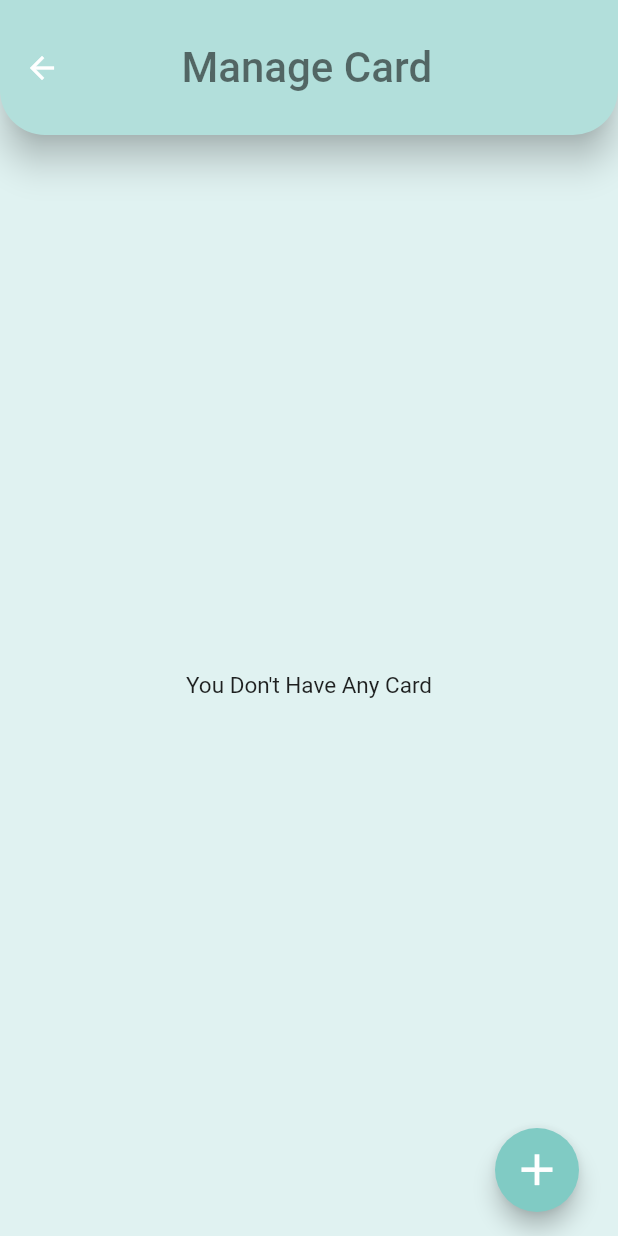
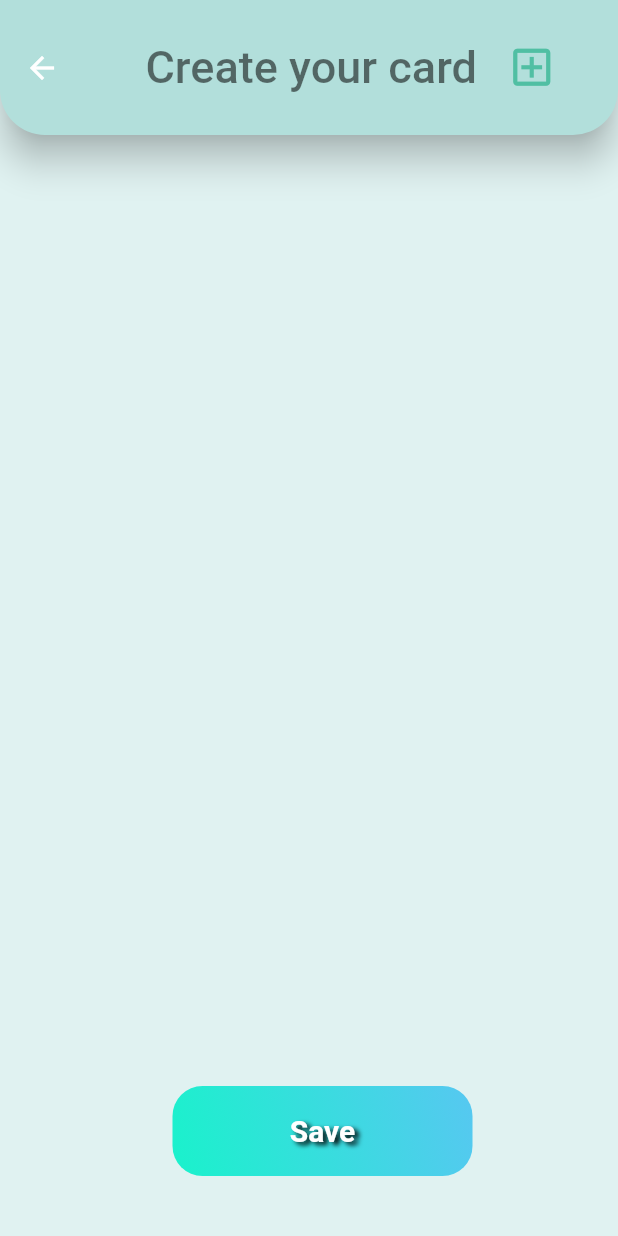
Before and after one commit to mooha9/Eventy_app, a Flutter app: the ManageCard screen opened directly, after a tap on the "add" icon, on a phone screen of 412 x 824 dp. Run offline on Flutter 3.47's test engine with Material 2 defaults, Android fonts, the phone set to English and light mode, and no system bars; our stand-ins replace fancy_bottom_navigation.

Commit message:
Add page for create card

```diff
--- /dev/null
+++ b/lib/screens/addCardPage.dart
@@ -0,0 +1,88 @@
+import 'package:flutter/material.dart';
+
+class AddCardPage extends StatefulWidget {
+  @override
+  _AddCardPageState createState() => _AddCardPageState();
+}
+
+class _AddCardPageState extends State<AddCardPage> {
+  @override
+  Widget build(BuildContext context) {
+    return Scaffold(
+        backgroundColor: Colors.teal[50],
+        appBar: AppBar(
+          backgroundColor: Colors.teal[100],
+          toolbarHeight: 90,
+          elevation: 10,
+          shape: RoundedRectangleBorder(
+            borderRadius: BorderRadius.vertical(
+              bottom: Radius.circular(30),
+            ),
+          ),
+          title: Row(
+            mainAxisAlignment: MainAxisAlignment.center,
+            children: [
+              Padding(
+                padding: const EdgeInsets.only(right: 15),
+                child: Text(
+                  'Create your card',
+                  style: TextStyle(
+                    color: Colors.black54,
+                    fontSize: 30,
+                  ),
+                ),
+              ),
+              SizedBox(width: 5.0),
+              Icon(
+                Icons.add_box_outlined,
+                color: Color.fromARGB(240, 74, 189, 159),
+                size: 33,
+              ),
+            ],
+          ),
+        ),
+        body: Stack(children: [
+          Container(
+              child: Positioned(
+            bottom: 40,
+            left: 115,
+            child: Container(
+              height: 60,
+              width: 200,
+              decoration: const BoxDecoration(
+                  borderRadius: BorderRadius.only(
+                      topRight: Radius.circular(20.0),
+                      bottomRight: Radius.circular(20.0),
+                      topLeft: Radius.circular(20.0),
+                      bottomLeft: Radius.circular(20.0)),
+                  shape: BoxShape.rectangle,
+                  gradient: LinearGradient(
+                    begin: Alignment.topRight,
+                    end: Alignment.bottomLeft,
+                    colors: [
+                      Color.fromARGB(240, 78, 197, 241),
+                      Color.fromARGB(240, 13, 242, 201),
+                    ],
+                  )),
+              child: TextButton(
+                  onPressed: () {},
+                  child: Text(
+                    "Save",
+                    style: TextStyle(
+                      fontSize: 20.0,
+                      shadows: <Shadow>[
+                        Shadow(
+                          offset: Offset(3.0, 2.0),
+                          blurRadius: 4.0,
+                          color: Color.fromARGB(255, 0, 0, 0),
+                        ),
+                      ],
+                      color: Colors.white,
+                      fontWeight: FontWeight.bold,
+                    ),
+                  )),
+            ),
+          ))
+        ]));
+  }
+}
--- a/lib/screens/manage_card.dart
+++ b/lib/screens/manage_card.dart
@@ -1,4 +1,6 @@
 import 'package:flutter/material.dart';
+
+import 'addCardPage.dart';
 
 class ManageCard extends StatefulWidget {
   @override
@@ -23,7 +25,7 @@ class _ManageCardState extends State<ManageCard> {
           mainAxisAlignment: MainAxisAlignment.center,
           children: [
             Padding(
-              padding: const EdgeInsets.only(right:45.0),
+              padding: const EdgeInsets.only(right: 45.0),
               child: Text(
                 'Manage Card  ',
                 style: TextStyle(
@@ -35,16 +37,26 @@ class _ManageCardState extends State<ManageCard> {
           ],
         ),
       ),
-      body:
-      Container(
+      body: Container(
         child: Center(
-          child: Text("You Don't Have Any Card", style: TextStyle(fontSize: 15),),
+          child: Text(
+            "You Don't Have Any Card",
+            style: TextStyle(fontSize: 15),
+          ),
         ),
       ),
       floatingActionButton: Padding(
         padding: const EdgeInsets.only(right: 10),
         child: FloatingActionButton(
-          onPressed: () {},
+          onPressed: () {
+            Navigator.of(context).push(
+              MaterialPageRoute(
+                builder: (BuildContext context) {
+                  return AddCardPage();
+                },
+              ),
+            );
+          },
           child: const Icon(
             Icons.add,
             size: 35,
```
